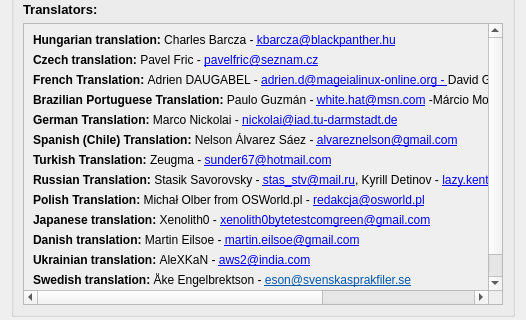
Above: ui/dialoginfo.ui from Faster3ck/Converseen before the change; both pictures show x 0 to 526 and y 165 to 485 of the 526 by 650 pixel window. Below: the same form after it.
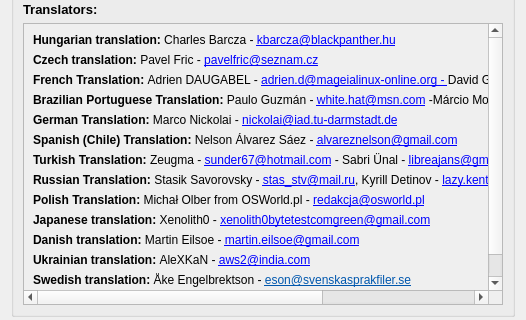
That is the form after the change. Icons and pictures are not drawn.

Commit message: Update Turkish translation

Diff of the .ui file:
```diff
--- a/ui/dialoginfo.ui
+++ b/ui/dialoginfo.ui
@@ -185,7 +185,7 @@
           <item>
            <widget class="QLabel" name="label_14">
             <property name="text">
-             <string>&lt;strong&gt;Turkish Translation: &lt;/strong&gt;Zeugma - &lt;a href=&quot;mailto:sunder67@hotmail.com&quot;&gt;sunder67@hotmail.com&lt;/a&gt;</string>
+             <string>&lt;strong&gt;Turkish Translation: &lt;/strong&gt;Zeugma - &lt;a href=&quot;mailto:sunder67@hotmail.com&quot;&gt;sunder67@hotmail.com&lt;/a&gt; - Sabri Ünal - &lt;a href=&quot;mailto:libreajans@gmail.com&quot;&gt;libreajans@gmail.com&lt;/a&gt;</string>
             </property>
            </widget>
           </item>
```
The commit also changes 1 other file.
